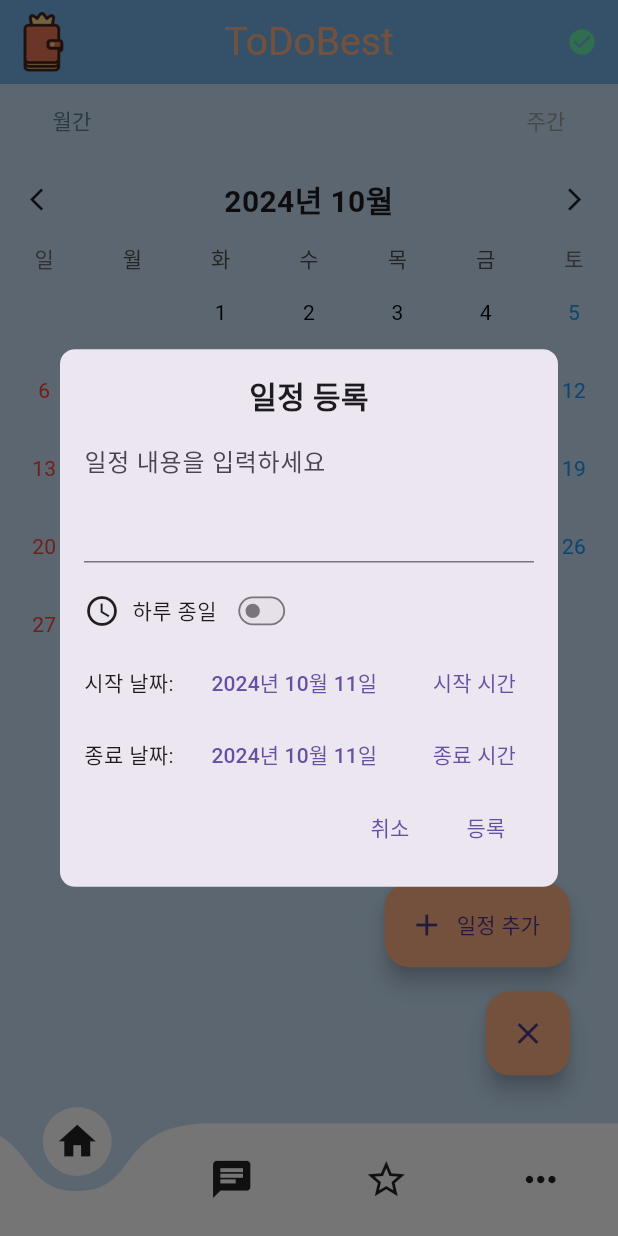
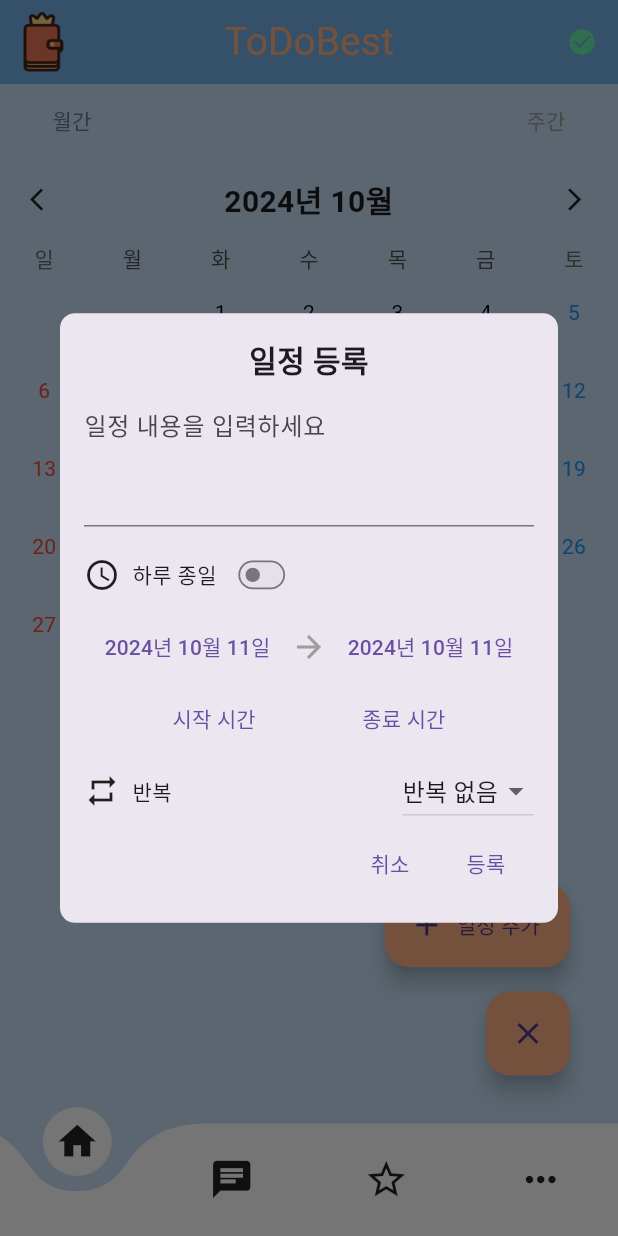
Before and after one commit to Six-Tail/1-4Capstone, a Flutter app: the screen it shows once a user with an empty profile is signed in, after a tap on the "add" icon, after a tap on "일정 추가", on a phone screen of 412 x 824 dp. Run offline on Flutter 3.47's test engine with Material 3 defaults, Android fonts, the phone set to English and light mode, and no system bars; drawn by our look-alikes of curved_navigation_bar, table_calendar; our stand-ins replace cloud_firestore, firebase_auth, firebase_core, flutter_svg, get, google_sign_in and 3 more; missing offline and left inert: flutter_naver_login, kakao_flutter_sdk_user, uni_links2; accounts and stored records are empty.

Commit message:
[2024-10-11] 반복일정 기능 (수)

```diff
--- a/lib/screen/CalenderUtil/event.modal.dart
+++ b/lib/screen/CalenderUtil/event.modal.dart
@@ -1,4 +1,5 @@
 import 'package:cloud_firestore/cloud_firestore.dart';
+import 'package:flutter/cupertino.dart';
 import 'package:flutter/foundation.dart';
 import 'package:flutter/material.dart';
 import 'package:intl/intl.dart';
@@ -7,7 +8,8 @@ import 'event.model.dart'; // Firestore 추가
 
 class EventModal extends StatefulWidget {
   final DateTime selectedDate;
-  final Function(String, String, DateTime, DateTime) onSave; // 수정된 이벤트를 저장하는 콜백
+  final Function(String, String, DateTime, DateTime, String)
+      onSave; // 수정된 이벤트를 저장하는 콜백
   final String? initialValue;
   final String? initialTime;
   final String? initialEndTime;
@@ -37,6 +39,15 @@ class _EventModalState extends State<EventModal> {
   DateTime? endDate;
   bool _showError = false; // 에러 메시지 표시 여부
   String _errorMessage = ''; // 에러 메시지 내용
+  String _selectedRepeat = '반복 없음'; // 기본 반복 주기
+
+  final List<String> _repeatOptions = [
+    '반복 없음',
+    '매일',
+    '매주',
+    '매월',
+    '매년',
+  ];
 
   @override
   void initState() {
@@ -98,15 +109,46 @@ class _EventModalState extends State<EventModal> {
   }
 
   Future<void> _selectTime(BuildContext context, bool isStartTime) async {
-    TimeOfDay? pickedTime = await showTimePicker(
+    final TimeOfDay? pickedTime = await showCupertinoDialog<TimeOfDay>(
       context: context,
-      initialTime: isStartTime
+      builder: (BuildContext context) {
+        TimeOfDay selectedTime = isStartTime
             ? (startTime ?? TimeOfDay.now())
-          : (endTime ?? TimeOfDay.now()),
+            : (endTime ?? TimeOfDay.now());
+
+        return CupertinoAlertDialog(
+          title: Text(isStartTime ? '시작 시간 선택' : '종료 시간 선택'),
+          content: SizedBox(
+            height: 200,
+            child: CupertinoDatePicker(
+              mode: CupertinoDatePickerMode.time,
+              initialDateTime:
+                  DateTime(0, 0, 0, selectedTime.hour, selectedTime.minute),
+              onDateTimeChanged: (DateTime newDateTime) {
+                selectedTime = TimeOfDay(
+                    hour: newDateTime.hour, minute: newDateTime.minute);
+              },
+            ),
+          ),
+          actions: <Widget>[
+            CupertinoDialogAction(
+              child: const Text('확인'),
+              onPressed: () {
+                Navigator.of(context).pop(selectedTime);
+              },
+            ),
+            CupertinoDialogAction(
+              child: const Text('취소'),
+              onPressed: () {
+                Navigator.of(context).pop();
+              },
+            ),
+          ],
+        );
+      },
     );
 
     if (pickedTime != null && mounted) {
-      // mounted 체크 추가
       setState(() {
         if (isStartTime) {
           startTime = pickedTime;
@@ -118,7 +160,8 @@ class _EventModalState extends State<EventModal> {
   }
 
   // Firestore에 이벤트 추가 또는 수정
-  Future<void> _addOrUpdateEventToFirestore(Event event, {String? eventId}) async {
+  Future<void> _addOrUpdateEventToFirestore(Event event,
+      {String? eventId}) async {
     final eventCollection = FirebaseFirestore.instance.collection('events');
 
     try {
@@ -145,7 +188,6 @@ class _EventModalState extends State<EventModal> {
     }
   }
 
-
   @override
   Widget build(BuildContext context) {
     final screenHeight = MediaQuery.of(context).size.height;
@@ -155,7 +197,7 @@ class _EventModalState extends State<EventModal> {
       shape: RoundedRectangleBorder(borderRadius: BorderRadius.circular(10)),
       child: ConstrainedBox(
         constraints: BoxConstraints(
-          maxHeight: screenHeight * 0.6,
+          maxHeight: screenHeight * 0.85,
         ),
         child: Padding(
           padding: const EdgeInsets.all(16.0),
@@ -201,15 +243,38 @@ class _EventModalState extends State<EventModal> {
                   ),
                 ],
               ),
+              // 시작 날짜와 종료 날짜를 선택하는 UI
               Row(
-                mainAxisAlignment: MainAxisAlignment.spaceBetween,
+                mainAxisAlignment: MainAxisAlignment.spaceEvenly,
                 children: [
-                  const Text('시작 날짜:'),
+                  Column(
+                    children: [
                       TextButton(
                         onPressed: () => _selectDate(context, true),
-                    child: Text(DateFormat('yyyy년 MM월 dd일').format(startDate!)),
+                        child: Text(
+                            DateFormat('yyyy년 MM월 dd일').format(startDate!)),
                       ),
-                  if (!_isAllDay)
+                    ],
+                  ),
+                  const Icon(Icons.arrow_forward, color: Colors.grey),
+                  Column(
+                    children: [
+                      TextButton(
+                        onPressed: () => _selectDate(context, false),
+                        child:
+                            Text(DateFormat('yyyy년 MM월 dd일').format(endDate!)),
+                      ),
+                    ],
+                  ),
+                ],
+              ),
+              // 시작 시간 및 종료 시간 선택 UI
+              if (!_isAllDay) ...[
+                Row(
+                  mainAxisAlignment: MainAxisAlignment.spaceEvenly,
+                  children: [
+                    Column(
+                      children: [
                         TextButton(
                           onPressed: () => _selectTime(context, true),
                           child: Text(startTime != null
@@ -218,19 +283,41 @@ class _EventModalState extends State<EventModal> {
                         ),
                       ],
                     ),
-              Row(
-                mainAxisAlignment: MainAxisAlignment.spaceBetween,
+                    Column(
                       children: [
-                  const Text('종료 날짜:'),
-                  TextButton(
-                    onPressed: () => _selectDate(context, false),
-                    child: Text(DateFormat('yyyy년 MM월 dd일').format(endDate!)),
-                  ),
-                  if (!_isAllDay)
                         TextButton(
                           onPressed: () => _selectTime(context, false),
                           child: Text(
-                          endTime != null ? endTime!.format(context) : '종료 시간'),
+                            endTime != null
+                                ? endTime!.format(context)
+                                : '종료 시간',
+                          ),
+                        ),
+                      ],
+                    ),
+                  ],
+                ),
+              ],
+              // 반복 주기 선택 UI
+              Row(
+                children: [
+                  const Icon(Icons.repeat),
+                  SizedBox(width: screenWidth * 0.02),
+                  const Text('반복'),
+                  const Spacer(),
+                  DropdownButton<String>(
+                    value: _selectedRepeat,
+                    items: _repeatOptions.map((String option) {
+                      return DropdownMenuItem<String>(
+                        value: option,
+                        child: Text(option),
+                      );
+                    }).toList(),
+                    onChanged: (String? newValue) {
+                      setState(() {
+                        _selectedRepeat = newValue!;
+                      });
+                    },
                   ),
                 ],
               ),
@@ -243,15 +330,16 @@ class _EventModalState extends State<EventModal> {
                     },
                     child: const Text('취소'),
                   ),
-                  // EventModal 클래스 내부의 onPressed 콜백 수정
                   TextButton(
                     onPressed: () {
                       if (eventController.text.isNotEmpty) {
-                        if (!_isAllDay && (startTime == null || endTime == null)) {
+                        if (!_isAllDay &&
+                            (startTime == null || endTime == null)) {
                           // 시작 시간 또는 종료 시간이 설정되지 않았을 때 경고 메시지 표시
                           setState(() {
                             _showError = true;
-                            _errorMessage = '시작 시간과 종료 시간을 모두 선택해 주세요.'; // 경고 메시지 설정
+                            _errorMessage =
+                                '시작 시간과 종료 시간을 모두 선택해 주세요.'; // 경고 메시지 설정
                           });
                           return; // 이벤트 등록을 중단
                         } else {
@@ -274,13 +362,17 @@ class _EventModalState extends State<EventModal> {
                           time: _isAllDay
                               ? '하루 종일'
                               : '$startTimeString - $endTimeString',
-                          startDate: startDate!, // 팝업에서 선택한 시작 날짜
-                          endDate: endDate!, // 팝업에서 선택한 종료 날짜
+                          startDate: startDate!,
+                          // 팝업에서 선택한 시작 날짜
+                          endDate: endDate!,
+                          // 팝업에서 선택한 종료 날짜
+                          repeat: _selectedRepeat, // 반복 주기 추가
                         );
 
                         // Firestore에 이벤트 추가 또는 수정
                         if (widget.editMode) {
-                          _addOrUpdateEventToFirestore(newEvent, eventId: widget.initialValue); // 수정할 때 이벤트 ID 전달
+                          _addOrUpdateEventToFirestore(newEvent,
+                              eventId: widget.initialValue); // 수정할 때 이벤트 ID 전달
                         } else {
                           _addOrUpdateEventToFirestore(newEvent); // 새 이벤트 추가
                         }
@@ -293,6 +385,7 @@ class _EventModalState extends State<EventModal> {
                               : '$startTimeString - $endTimeString',
                           startDate!, // 팝업에서 선택한 시작 날짜
                           endDate!, // 팝업에서 선택한 종료 날짜
+                          _selectedRepeat, // 반복 주기 전달
                         );
 
                         Navigator.of(context).pop(); // 다이얼로그 닫기
--- a/lib/screen/CalenderUtil/event.model.dart
+++ b/lib/screen/CalenderUtil/event.model.dart
@@ -1,28 +1,45 @@
 // event.model.dart
 // 이벤트 아이템
+import 'package:cloud_firestore/cloud_firestore.dart';
+
 class Event {
   String name;
   String time;
   DateTime startDate;
   DateTime endDate;
-  bool isCompleted;
+  String repeat;
+  final bool isCompleted; // 이벤트 완료 여부를 저장하는 필드
 
   Event({
     required this.name,
     required this.time,
     required this.startDate,
     required this.endDate,
-    this.isCompleted = false,
+    required this.repeat,
+    this.isCompleted = false, // 기본값은 false로 설정
   });
 
-// Firestore에 저장할 수 있도록 Map 형태로 변환하는 메서드
+  // Firestore로 변환하기 위한 메서드
   Map<String, dynamic> toFirestore() {
     return {
       'name': name,
       'time': time,
       'startDate': startDate,
       'endDate': endDate,
-      'isCompleted': isCompleted,
+      'repeat': repeat,
+      'isCompleted': isCompleted, // Firestore에 완료 상태도 저장
     };
   }
+
+  // Firestore에서 데이터를 받아오는 메서드 (선택 사항)
+  factory Event.fromFirestore(Map<String, dynamic> data) {
+    return Event(
+      name: data['name'],
+      time: data['time'],
+      startDate: (data['startDate'] as Timestamp).toDate(),
+      endDate: (data['endDate'] as Timestamp).toDate(),
+      repeat: data['repeat'],
+      isCompleted: data['isCompleted'] ?? false, // Firestore에서 완료 여부를 가져옴
+    );
+  }
 }
--- a/lib/screen/CalenderUtil/event_list.dart
+++ b/lib/screen/CalenderUtil/event_list.dart
@@ -6,7 +6,7 @@ class EventList extends StatelessWidget {
   final DateTime? selectedDay;
   final Map<DateTime, List<Event>> events; // 전체 이벤트를 받음
   final Function(int index, String updatedEvent, String updatedTime,
-      DateTime updatedStartDate, DateTime updatedEndDate) editEvent;
+      DateTime updatedStartDate, DateTime updatedEndDate, String repeat) editEvent;
   final Function(int index) deleteEvent;
   final Function(int index, bool isCompleted) toggleEventCompletion;
 
@@ -83,8 +83,8 @@ class EventList extends StatelessWidget {
                         initialValue: event.name,
                         initialTime: event.time,
                         editMode: true,
-                        onSave: (updatedEvent, updatedTime, updatedStartDate, updatedEndDate) {
-                          editEvent(index, updatedEvent, updatedTime, updatedStartDate, updatedEndDate);
+                        onSave: (updatedEvent, updatedTime, updatedStartDate, updatedEndDate, repeat) {
+                          editEvent(index, updatedEvent, updatedTime, updatedStartDate, updatedEndDate, repeat);
                         },
                       ),
                     );
@@ -105,6 +105,7 @@ class EventList extends StatelessWidget {
                   ];
                 },
               ),
+
             ),
           );
         },
```
Also changed, not shown: lib/screen/Calender.Screen.dart (+20 -10 lines). Lines whose indentation alone changed are shown as unchanged.
